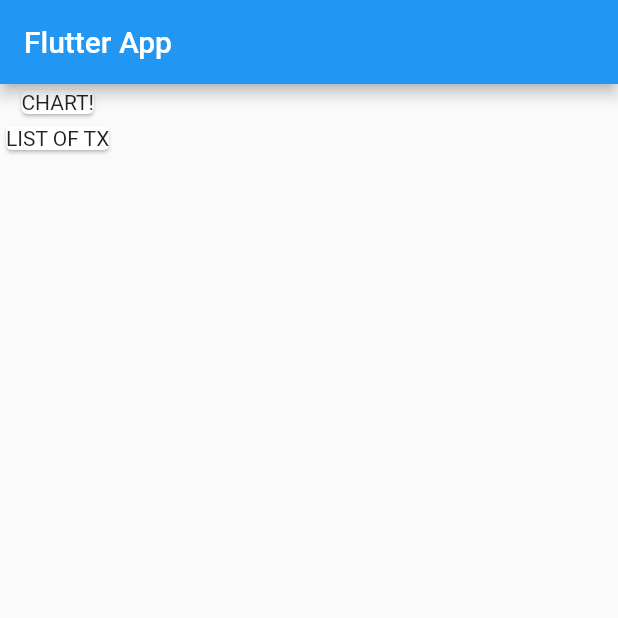
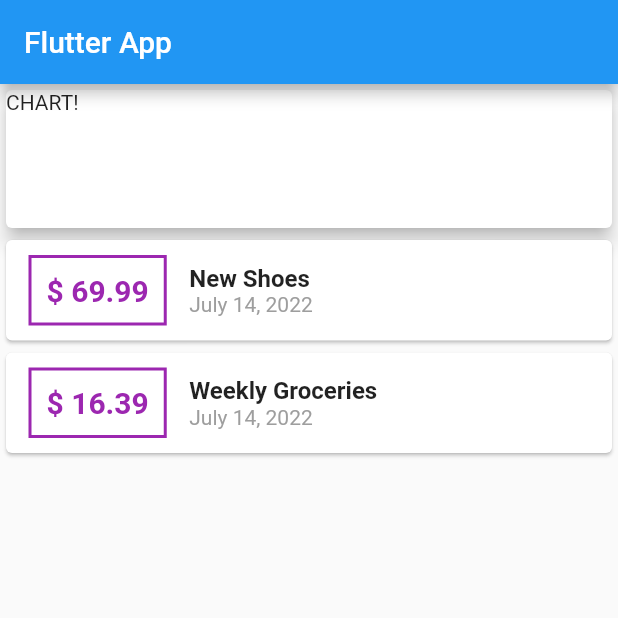
Before and after one commit to danthz2/udemy_expense_app, a Flutter app: the screen it shows after launch, on a phone screen of 412 x 824 dp, the top half of it. Run offline on Flutter 3.47's test engine with Material 2 defaults, Android fonts, the phone set to English and light mode, and no system bars.

Commit message:
install & implement  package intl

```diff
--- a/lib/main.dart
+++ b/lib/main.dart
@@ -1,4 +1,6 @@
 import 'package:flutter/material.dart';
+import 'package:intl/intl.dart';
+import 'package:udemy_expense_app/transaction.dart';
 
 void main() {
   runApp(const MyApp());
@@ -30,6 +32,20 @@
 }
 
 class MyHomePage extends StatelessWidget {
+  final List<Transaction> transactions = [
+    Transaction(
+      id: "t1",
+      title: "New Shoes",
+      amount: 69.99,
+      date: DateTime.now(),
+    ),
+    Transaction(
+      id: "t2",
+      title: "Weekly Groceries",
+      amount: 16.39,
+      date: DateTime.now(),
+    ),
+  ];
   @override
   Widget build(BuildContext context) {
     return Scaffold(
@@ -38,11 +54,61 @@
         ),
         body: Column(
           children: [
-            Card(
-              child: Text("CHART!"),
+            Container(
+              width: double.infinity,
+              height: 100,
+              child: Card(
+                elevation: 5,
+                child: Text("CHART!"),
+              ),
             ),
-            Card(
-              child: Text("LIST OF TX"),
+            Column(
+              children: transactions
+                  .map((tx) => Card(
+                        child: Row(
+                          children: [
+                            Container(
+                              margin: EdgeInsets.symmetric(
+                                  vertical: 10, horizontal: 15),
+                              padding: EdgeInsets.all(10),
+                              decoration: BoxDecoration(
+                                border: Border.all(
+                                  color: Colors.purple,
+                                  width: 2,
+                                ),
+                              ),
+                              child: Text(
+                                "\$ ${tx.amount}",
+                                style: TextStyle(
+                                  fontWeight: FontWeight.bold,
+                                  fontSize: 20,
+                                  color: Colors.purple,
+                                ),
+                              ),
+                            ),
+                            Column(
+                              crossAxisAlignment: CrossAxisAlignment.start,
+                              children: [
+                                Text(
+                                  tx.title ?? '',
+                                  style: TextStyle(
+                                    fontSize: 16,
+                                    fontWeight: FontWeight.bold,
+                                  ),
+                                ),
+                                Text(
+                                  DateFormat.yMMMMd()
+                                      .format(tx.date ?? DateTime.now()),
+                                  style: TextStyle(
+                                    color: Colors.grey,
+                                  ),
+                                ),
+                              ],
+                            ),
+                          ],
+                        ),
+                      ))
+                  .toList(),
             )
           ],
         ));
--- /dev/null
+++ b/lib/transaction.dart
@@ -0,0 +1,13 @@
+class Transaction {
+  final String? id;
+  final String? title;
+  final double? amount;
+  final DateTime? date;
+
+  Transaction({
+    required this.id,
+    this.title,
+    this.amount,
+    this.date,
+  });
+}
```
Also changed, not shown: pubspec.yaml (+4 -12 lines), pubspec.lock.
